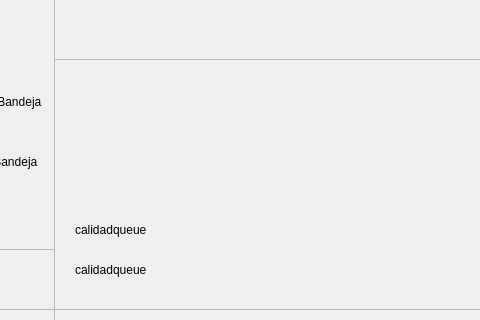
This is MonsterFactory/mainwindow.ui in arty4325/IC2001-MonsterFactory as Qt 5 draws it before an edit; both pictures show x 886 to 1366 and y 191 to 511 of the 1366 by 768 pixel window. The edited form follows.
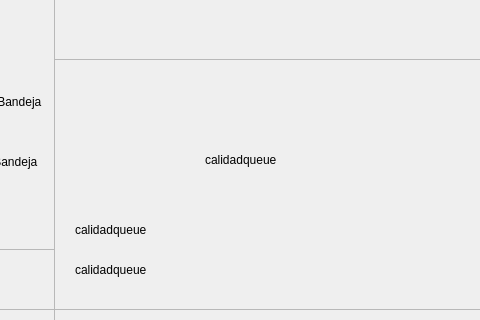
This is the edited form.

Commit message: Implemented the UI for the shipped products

The edit to the form file:
```diff
--- a/MonsterFactory/mainwindow.ui
+++ b/MonsterFactory/mainwindow.ui
@@ -212,6 +212,19 @@
        <string>calidadqueue</string>
       </property>
      </widget>
+     <widget class="QLabel" name="pedidosEntregadosLabel">
+      <property name="geometry">
+       <rect>
+        <x>150</x>
+        <y>90</y>
+        <width>201</width>
+        <height>20</height>
+       </rect>
+      </property>
+      <property name="text">
+       <string>calidadqueue</string>
+      </property>
+     </widget>
     </widget>
    </widget>
    <widget class="QScrollArea" name="scrollArea_5">
```
The commit also changes 6 other files.
